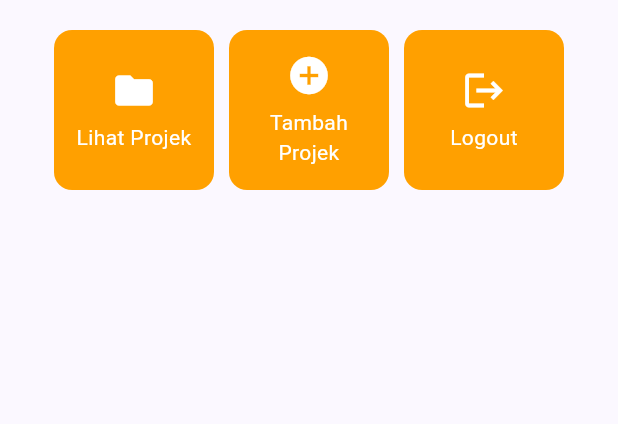
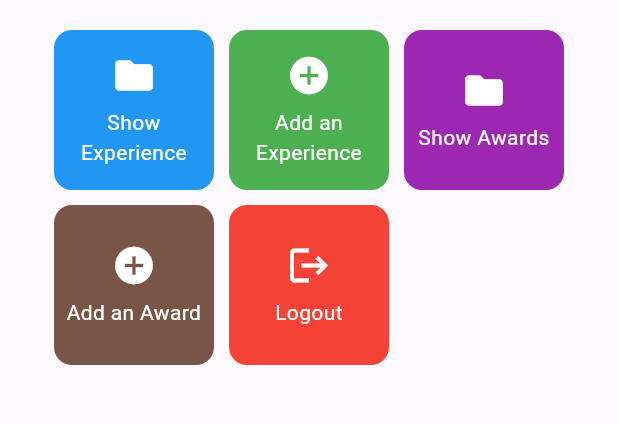
Before and after one commit to rozanlaudzai/myportfolio_mobile, a Flutter app: the screen it shows after launch, on a phone screen of 412 x 824 dp, the part 357-781 px from its top. Run offline on Flutter 3.47's test engine with Material 3 defaults, Android fonts, the phone set to English and light mode, and no system bars.

Commit message:
feat: add award and experience info cards, remove project info cards, color info cards

```diff
--- a/lib/main.dart
+++ b/lib/main.dart
@@ -40,35 +40,3 @@ class MyApp extends StatelessWidget {
     );
   }
 }
-
-class InfoCard extends StatelessWidget {
-  // kartu informasi yang menampilkan judul (title) dan isi (content)
-  final String title;
-  final String content;
-
-  const InfoCard({super.key, required this.title, required this.content});
-
-  @override
-  Widget build(BuildContext context) {
-    return Card(
-      // memberikan efek bayangan kartu elevasi 2 unit
-      elevation: 2.0,
-      child: Container(
-        // menyesuaikan lebar kartu dengan proporsi layar (dibagi 3.5)
-        width: MediaQuery.of(context).size.width / 3.5,
-        padding: const EdgeInsets.all(16.0),
-        // menyusun teks title dan content secara vertikal
-        child: Column(
-          children: [
-            Text(
-              title,
-              style: const TextStyle(fontWeight: FontWeight.bold)
-            ),
-            const SizedBox(height: 8.0),
-            Text(content)
-          ]
-        )
-      )
-    );
-  }
-}
--- a/lib/menu.dart
+++ b/lib/menu.dart
@@ -1,12 +1,11 @@
 import 'package:flutter/material.dart';
-
-import 'package:myportfolio_mobile/main.dart';
 
 class ItemHomePage {
   final String name;
   final IconData icon;
+  final Color color;
 
-  ItemHomePage(this.name, this.icon);
+  ItemHomePage(this.name, this.icon, this.color);
 }
 
 class ItemCard extends StatelessWidget {
@@ -18,19 +17,26 @@ class ItemCard extends StatelessWidget {
   Widget build(BuildContext context) {
     return Material(
       // menggunakan warna sekunder dari skema tema aplikasi
-      color: Theme.of(context).colorScheme.secondary,
+      color: item.color,
       borderRadius: BorderRadius.circular(12),
+      clipBehavior: Clip.antiAlias,
       child: InkWell(
+        overlayColor: WidgetStateProperty.resolveWith<Color?>((states) {
+          if (states.contains(WidgetState.pressed)) {
+            return Colors.black.withValues(alpha: 0.3);
+          }
+          return null;
+        }),
         // aksi ketika kartu ditekan oleh pengguna
         onTap: () {
           // menampilkan SnackBar dengan pesan interaktif
           ScaffoldMessenger.of(context)
             ..hideCurrentSnackBar()
             ..showSnackBar(
-              SnackBar(content: Text('Kamu telah menekan tombol ${item.name}!'))
+              SnackBar(content: Text('You pressed button ${item.name}!'))
             );
         },
-        child: Container(
+        child: Padding(
           padding: const EdgeInsets.all(8),
           child: Center(
             child: Column(
@@ -56,6 +62,38 @@ class ItemCard extends StatelessWidget {
   }
 }
 
+class InfoCard extends StatelessWidget {
+  // kartu informasi yang menampilkan judul (title) dan isi (content)
+  final String title;
+  final String content;
+
+  const InfoCard({super.key, required this.title, required this.content});
+
+  @override
+  Widget build(BuildContext context) {
+    return Card(
+      // memberikan efek bayangan kartu elevasi 2 unit
+      elevation: 2.0,
+      child: Container(
+        // menyesuaikan lebar kartu dengan proporsi layar (dibagi 3.5)
+        width: MediaQuery.of(context).size.width / 3.5,
+        padding: const EdgeInsets.all(16.0),
+        // menyusun teks title dan content secara vertikal
+        child: Column(
+          children: [
+            Text(
+              title,
+              style: const TextStyle(fontWeight: FontWeight.bold)
+            ),
+            const SizedBox(height: 8.0),
+            Text(content)
+          ]
+        )
+      )
+    );
+  }
+}
+
 class MyHomePage extends StatelessWidget {
   MyHomePage({super.key});
 
@@ -64,9 +102,11 @@ class MyHomePage extends StatelessWidget {
   final String courseClass = 'PBP B';
 
   final List<ItemHomePage> items = [
-    ItemHomePage('Lihat Projek', Icons.folder),
-    ItemHomePage('Tambah Projek', Icons.add_circle),
-    ItemHomePage('Logout', Icons.logout)
+    ItemHomePage('Show Experience', Icons.folder, Colors.blue),
+    ItemHomePage('Add an Experience', Icons.add_circle, Colors.green),
+    ItemHomePage('Show Awards', Icons.folder, Colors.purple),
+    ItemHomePage('Add an Award', Icons.add_circle, Colors.brown),
+    ItemHomePage('Logout', Icons.logout, Colors.red)
   ];
 
   @override
```
